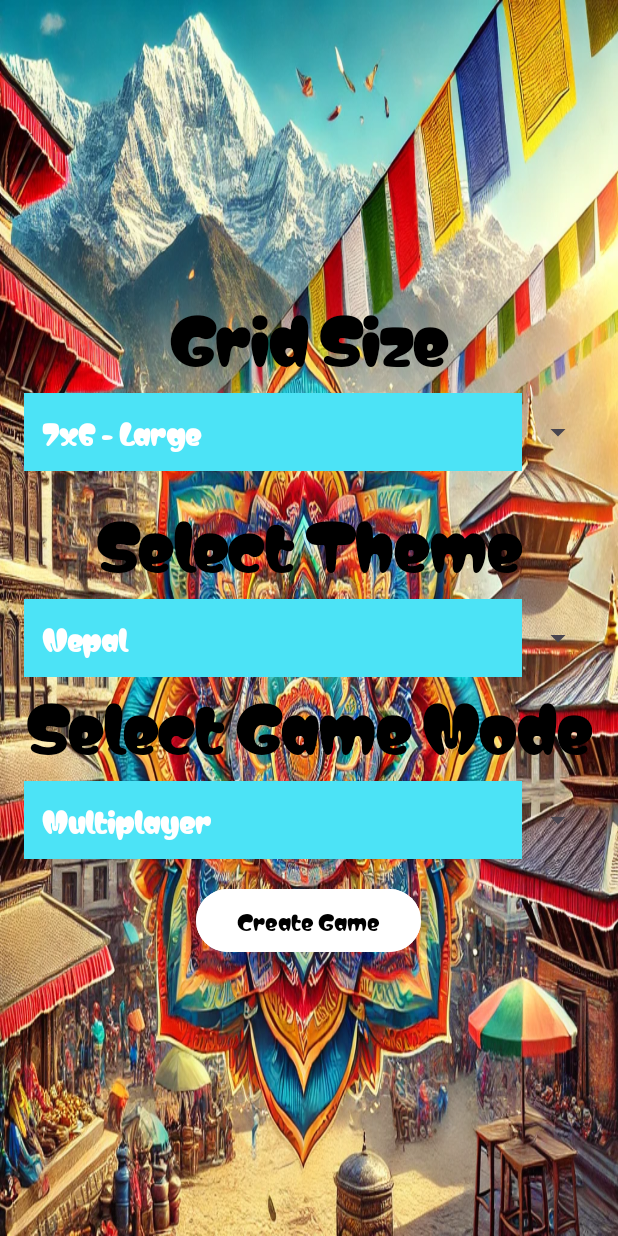
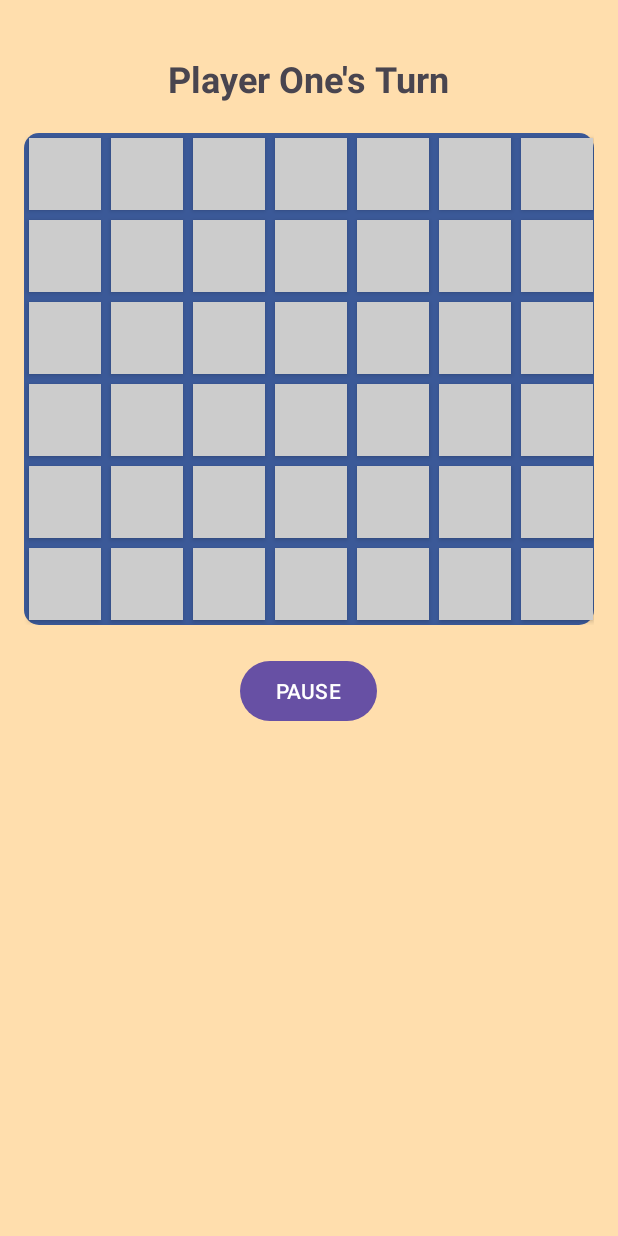
Before and after one commit to Shulav-thapaliya/ConnectFour, an Android app: the grid_selection screen opened directly, with no data from a screen before it, after a tap on "Create Game", on a phone screen of 412 x 824 dp. Run offline under Robolectric (Android 15) with nearby library versions, the phone set to English and light mode, and no system bars.

Commit message:
some designs has been added

```diff
--- a/app/src/main/AndroidManifest.xml
+++ b/app/src/main/AndroidManifest.xml
@@ -14,6 +14,9 @@
         android:supportsRtl="true"
         android:theme="@style/Theme.ConnectFour"
         tools:targetApi="31">
+        <activity
+            android:name=".gridlayout"
+            android:exported="false" />
         <activity
             android:name=".grid_selection"
             android:exported="false" />
--- a/app/src/main/java/com/example/connectfour/GameSettings.java
+++ b/app/src/main/java/com/example/connectfour/GameSettings.java
@@ -23,4 +23,6 @@ public class GameSettings {
     public String getTheme() {
         return theme;
     }
+
+
 }
--- /dev/null
+++ b/app/src/main/java/com/example/connectfour/Player.java
@@ -0,0 +1,19 @@
+package com.example.connectfour;
+
+public class Player {
+    private int id;
+    private int color;
+
+    public Player(int id, int color) {
+        this.id = id;
+        this.color = color;
+    }
+
+    public int getId() {
+        return id;
+    }
+
+    public int getColor() {
+        return color;
+    }
+}
--- a/app/src/main/java/com/example/connectfour/grid_selection.java
+++ b/app/src/main/java/com/example/connectfour/grid_selection.java
@@ -1,5 +1,6 @@
 package com.example.connectfour;
 
+import android.content.Intent;
 import android.os.Bundle;
 import android.view.View;
 import android.widget.ArrayAdapter;
@@ -61,7 +62,8 @@ public class grid_selection extends AppCompatActivity {
         Toast.makeText(this, "Settings: Mode=" + settings.getGameMode() +
                 ", Grid Size=" + settings.getGridSize() +
                 ", Theme=" + settings.getTheme(), Toast.LENGTH_LONG).show();
-
+        Intent intent = new Intent(grid_selection.this, gridlayout.class);
+        startActivity(intent);
     // You can now pass these settings to the next activity or use them to configure your game
     }
 
--- /dev/null
+++ b/app/src/main/java/com/example/connectfour/gridlayout.java
@@ -0,0 +1,94 @@
+package com.example.connectfour;
+
+import android.annotation.SuppressLint;
+import android.graphics.Color;
+import android.os.Bundle;
+import android.view.View;
+import android.widget.Button;
+import android.widget.GridLayout;
+import android.widget.TextView;
+
+import androidx.activity.EdgeToEdge;
+import androidx.appcompat.app.AppCompatActivity;
+import androidx.core.graphics.Insets;
+import androidx.core.view.ViewCompat;
+import androidx.core.view.WindowInsetsCompat;
+
+public class gridlayout extends AppCompatActivity {
+    private GridLayout gridLayout;
+    private TextView statusTextView;
+    private GameBoard gameBoard;
+    private Player playerOne;
+    private Player playerTwo;
+    private Player currentPlayer;
+
+    @Override
+    protected void onCreate(Bundle savedInstanceState) {
+        super.onCreate(savedInstanceState);
+        setContentView(R.layout.activity_gridlayout);
+
+        playerOne = new Player(1, Color.RED);
+        playerTwo = new Player(2, Color.YELLOW);
+        currentPlayer = playerOne;
+
+        statusTextView = findViewById(R.id.statusTextView);
+        gridLayout = findViewById(R.id.gridLayout);
+        gameBoard = new GameBoard(6, 7); // 6 rows, 7 columns
+        initializeGame();
+    }
+
+    private void initializeGame() {
+        gridLayout.removeAllViews();
+        gridLayout.setColumnCount(7); // 7 columns for Connect Four
+        for (int i = 0; i < 42; i++) { // 6 rows * 7 columns = 42 buttons
+            Button button = new Button(this);
+            button.setTag(i % 7);
+            button.setBackgroundColor(Color.LTGRAY); // Default empty color
+            GridLayout.LayoutParams params = new GridLayout.LayoutParams();
+            params.width = (int) getResources().getDimension(R.dimen.cell_size);
+            params.height = (int) getResources().getDimension(R.dimen.cell_size);
+            params.setMargins(5, 5, 5, 5);
+            button.setLayoutParams(params);
+            button.setOnClickListener(this::cellClicked);
+            gridLayout.addView(button);
+        }
+        statusTextView.setText("Player One's Turn");
+    }
+
+    private void cellClicked(View view) {
+        int col = (int) view.getTag();
+        boolean validMoveMade = false;
+
+        for (int row = 5; row >= 0; row--) { // Check from the bottom row upwards
+            int index = row * 7 + col;
+            Button button = (Button) gridLayout.getChildAt(index);
+            // Check if the spot is empty before placing a piece
+            if (gameBoard.getBoard()[row][col] == 0) { // Ensure the spot is empty
+                if (gameBoard.placePiece(col, currentPlayer.getId())) {
+                    button.setBackgroundColor(currentPlayer.getColor());
+                    validMoveMade = true;
+                    if (gameBoard.checkForWin(currentPlayer.getId())) {
+                        statusTextView.setText("Player " + (currentPlayer.getId() == 1 ? "One" : "Two") + " Wins!");
+                        disableButtons();
+                    }
+                    break; // Exit the loop once the piece is placed
+                }
+            }
+        }
+
+        if (validMoveMade) { // Only toggle the player if a valid move was made
+            togglePlayer();
+        }
+    }
+
+    private void togglePlayer() {
+        currentPlayer = currentPlayer == playerOne ? playerTwo : playerOne;
+        statusTextView.setText("Player " + (currentPlayer.getId() == 1 ? "One's" : "Two's") + " Turn");
+    }
+
+    private void disableButtons() {
+        for (int i = 0; i < gridLayout.getChildCount(); i++) {
+            gridLayout.getChildAt(i).setEnabled(false);
+        }
+    }
+}
--- /dev/null
+++ b/app/src/main/res/drawable/board_background.xml
@@ -0,0 +1,5 @@
+<?xml version="1.0" encoding="utf-8"?>
+<shape xmlns:android="http://schemas.android.com/apk/res/android">
+    <solid android:color="#3B5998"/> <!-- Dark blue color -->
+    <corners android:radius="10dp"/>
+</shape>
--- /dev/null
+++ b/app/src/main/res/layout/activity_gridlayout.xml
@@ -0,0 +1,38 @@
+<?xml version="1.0" encoding="utf-8"?>
+<RelativeLayout xmlns:android="http://schemas.android.com/apk/res/android"
+    android:layout_width="match_parent"
+    android:layout_height="match_parent"
+    android:padding="16dp"
+    android:background="@color/background_color">
+
+    <TextView
+        android:id="@+id/statusTextView"
+        android:layout_width="wrap_content"
+        android:layout_height="wrap_content"
+        android:text="Player 1 Turn!"
+        android:textSize="24sp"
+        android:textStyle="bold"
+        android:layout_alignParentTop="true"
+        android:layout_centerHorizontal="true"
+        android:layout_marginTop="20dp" />
+
+    <GridLayout
+        android:id="@+id/gridLayout"
+        android:layout_width="match_parent"
+        android:layout_height="wrap_content"
+        android:columnCount="7"
+        android:rowCount="6"
+        android:layout_below="@id/statusTextView"
+        android:layout_marginTop="20dp"
+        android:background="@drawable/board_background">
+    </GridLayout>
+
+    <Button
+        android:id="@+id/pauseButton"
+        android:layout_width="wrap_content"
+        android:layout_height="wrap_content"
+        android:text="PAUSE"
+        android:layout_below="@id/gridLayout"
+        android:layout_centerHorizontal="true"
+        android:layout_marginTop="20dp" />
+</RelativeLayout>
--- a/app/src/main/res/values/colors.xml
+++ b/app/src/main/res/values/colors.xml
@@ -3,4 +3,9 @@
     <color name="black">#FF000000</color>
     <color name="white">#FFFFFFFF</color>
     <color name="red">#FF0000</color>
+    <color name="background_color">#FFDEAD</color>
+    <color name="colorPrimary">#6200EE</color>   <!-- Example: Purple 500 -->
+    <color name="colorPrimaryDark">#3700B3</color> <!-- Example: Purple 700 -->
+    <color name="colorAccent">#03DAC5</color>     <!-- Example: Teal 200 -->
+    <!-- Your existing custom color -->
 </resources>
--- /dev/null
+++ b/app/src/main/res/values/dimens.xml
@@ -0,0 +1,4 @@
+<?xml version="1.0" encoding="utf-8"?>
+<resources>
+    <dimen name="cell_size">48dp</dimen> <!-- Make sure this line exists -->
+</resources>
```
Also changed, not shown: app/src/main/java/com/example/connectfour/GameBoard.java (added, +64 -0 lines), app/src/main/res/values/styles.xml (added, +13 -0 lines).
